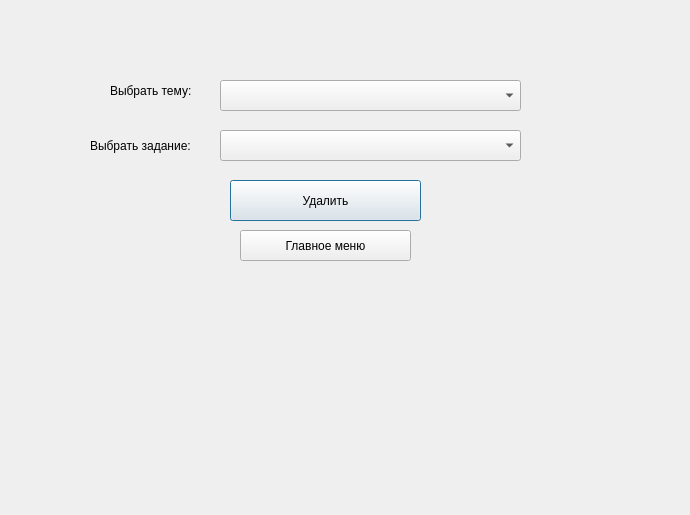
Old version of the form deletetaskwindow.ui in the repository icspero/3-semester-CourseWork_Client.
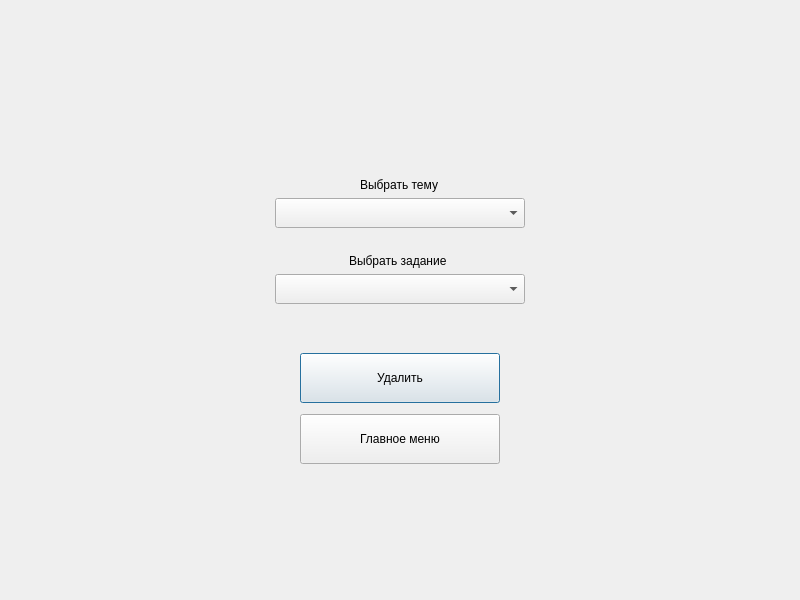
New version of the form.

```diff
--- a/deletetaskwindow.ui
+++ b/deletetaskwindow.ui
@@ -6,85 +6,175 @@
    <rect>
     <x>0</x>
     <y>0</y>
-    <width>690</width>
-    <height>515</height>
+    <width>800</width>
+    <height>600</height>
    </rect>
   </property>
   <property name="windowTitle">
    <string>Dialog</string>
   </property>
-  <widget class="QComboBox" name="comboBox">
-   <property name="geometry">
-    <rect>
-     <x>220</x>
-     <y>80</y>
-     <width>301</width>
-     <height>31</height>
-    </rect>
-   </property>
-  </widget>
-  <widget class="QLabel" name="label">
-   <property name="geometry">
-    <rect>
-     <x>110</x>
-     <y>80</y>
-     <width>111</width>
-     <height>21</height>
-    </rect>
-   </property>
-   <property name="text">
-    <string>Выбрать тему: </string>
-   </property>
-  </widget>
-  <widget class="QComboBox" name="comboBox_2">
-   <property name="geometry">
-    <rect>
-     <x>220</x>
-     <y>130</y>
-     <width>301</width>
-     <height>31</height>
-    </rect>
-   </property>
-  </widget>
-  <widget class="QLabel" name="label_2">
-   <property name="geometry">
-    <rect>
-     <x>90</x>
-     <y>130</y>
-     <width>131</width>
-     <height>31</height>
-    </rect>
-   </property>
-   <property name="text">
-    <string>Выбрать задание: </string>
-   </property>
-  </widget>
-  <widget class="QPushButton" name="pushButton">
-   <property name="geometry">
-    <rect>
-     <x>230</x>
-     <y>180</y>
-     <width>191</width>
-     <height>41</height>
-    </rect>
-   </property>
-   <property name="text">
-    <string>Удалить</string>
-   </property>
-  </widget>
-  <widget class="QPushButton" name="pushButton_2">
-   <property name="geometry">
-    <rect>
-     <x>240</x>
-     <y>230</y>
-     <width>171</width>
-     <height>31</height>
-    </rect>
-   </property>
-   <property name="text">
-    <string>Главное меню</string>
-   </property>
-  </widget>
+  <layout class="QVBoxLayout" name="verticalLayout">
+   <item>
+    <spacer name="verticalSpacer">
+     <property name="orientation">
+      <enum>Qt::Vertical</enum>
+     </property>
+     <property name="sizeType">
+      <enum>QSizePolicy::Fixed</enum>
+     </property>
+     <property name="sizeHint" stdset="0">
+      <size>
+       <width>20</width>
+       <height>150</height>
+      </size>
+     </property>
+    </spacer>
+   </item>
+   <item alignment="Qt::AlignHCenter|Qt::AlignVCenter">
+    <widget class="QWidget" name="widget" native="true">
+     <layout class="QVBoxLayout" name="verticalLayout_2">
+      <item alignment="Qt::AlignHCenter">
+       <widget class="QLabel" name="label">
+        <property name="text">
+         <string>Выбрать тему</string>
+        </property>
+       </widget>
+      </item>
+      <item>
+       <widget class="QComboBox" name="comboBox">
+        <property name="sizePolicy">
+         <sizepolicy hsizetype="Fixed" vsizetype="Fixed">
+          <horstretch>0</horstretch>
+          <verstretch>0</verstretch>
+         </sizepolicy>
+        </property>
+        <property name="minimumSize">
+         <size>
+          <width>250</width>
+          <height>30</height>
+         </size>
+        </property>
+       </widget>
+      </item>
+      <item>
+       <spacer name="verticalSpacer_4">
+        <property name="orientation">
+         <enum>Qt::Vertical</enum>
+        </property>
+        <property name="sizeType">
+         <enum>QSizePolicy::Fixed</enum>
+        </property>
+        <property name="sizeHint" stdset="0">
+         <size>
+          <width>20</width>
+          <height>20</height>
+         </size>
+        </property>
+       </spacer>
+      </item>
+      <item alignment="Qt::AlignHCenter">
+       <widget class="QLabel" name="label_2">
+        <property name="text">
+         <string>Выбрать задание </string>
+        </property>
+       </widget>
+      </item>
+      <item>
+       <widget class="QComboBox" name="comboBox_2">
+        <property name="sizePolicy">
+         <sizepolicy hsizetype="Fixed" vsizetype="Fixed">
+          <horstretch>0</horstretch>
+          <verstretch>0</verstretch>
+         </sizepolicy>
+        </property>
+        <property name="minimumSize">
+         <size>
+          <width>250</width>
+          <height>30</height>
+         </size>
+        </property>
+       </widget>
+      </item>
+     </layout>
+    </widget>
+   </item>
+   <item alignment="Qt::AlignHCenter|Qt::AlignVCenter">
+    <widget class="QWidget" name="widget_2" native="true">
+     <layout class="QVBoxLayout" name="verticalLayout_3">
+      <item>
+       <widget class="QPushButton" name="pushButton">
+        <property name="sizePolicy">
+         <sizepolicy hsizetype="Fixed" vsizetype="Fixed">
+          <horstretch>0</horstretch>
+          <verstretch>0</verstretch>
+         </sizepolicy>
+        </property>
+        <property name="minimumSize">
+         <size>
+          <width>200</width>
+          <height>50</height>
+         </size>
+        </property>
+        <property name="text">
+         <string>Удалить</string>
+        </property>
+       </widget>
+      </item>
+      <item>
+       <spacer name="verticalSpacer_2">
+        <property name="orientation">
+         <enum>Qt::Vertical</enum>
+        </property>
+        <property name="sizeType">
+         <enum>QSizePolicy::Fixed</enum>
+        </property>
+        <property name="sizeHint" stdset="0">
+         <size>
+          <width>20</width>
+          <height>5</height>
+         </size>
+        </property>
+       </spacer>
+      </item>
+      <item>
+       <widget class="QPushButton" name="pushButton_2">
+        <property name="sizePolicy">
+         <sizepolicy hsizetype="Fixed" vsizetype="Fixed">
+          <horstretch>0</horstretch>
+          <verstretch>0</verstretch>
+         </sizepolicy>
+        </property>
+        <property name="minimumSize">
+         <size>
+          <width>200</width>
+          <height>50</height>
+         </size>
+        </property>
+        <property name="text">
+         <string>Главное меню</string>
+        </property>
+       </widget>
+      </item>
+     </layout>
+    </widget>
+   </item>
+   <item>
+    <spacer name="verticalSpacer_3">
+     <property name="orientation">
+      <enum>Qt::Vertical</enum>
+     </property>
+     <property name="sizeType">
+      <enum>QSizePolicy::Fixed</enum>
+     </property>
+     <property name="sizeHint" stdset="0">
+      <size>
+       <width>20</width>
+       <height>100</height>
+      </size>
+     </property>
+    </spacer>
+   </item>
+  </layout>
  </widget>
  <resources/>
  <connections/>
```
Left out of the diff: 2 changed lines with no effect on the pictures.
